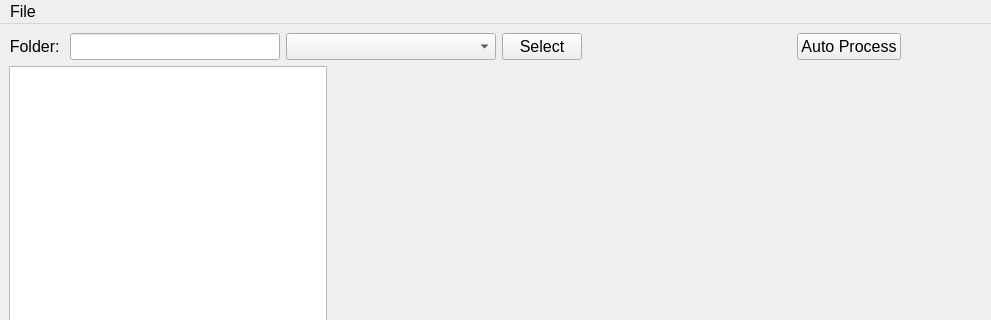
salinsalins/LoggerPlotterPy, file emittance/Emittance.ui: the form before one commit; both pictures show x 0 to 991 and y 0 to 320 of the 1120 by 602 pixel window.
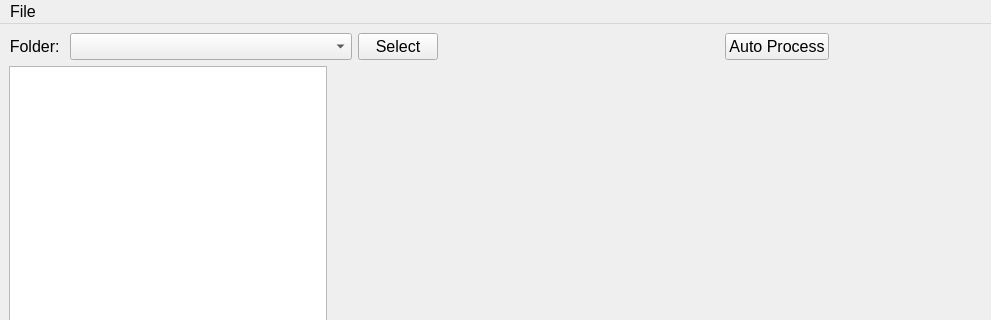
The form after the commit. Custom widgets are drawn as their Qt base class.

Commit message: v 2.0 lineEdit deleted

```diff
--- a/emittance/Emittance.ui
+++ b/emittance/Emittance.ui
@@ -55,21 +55,6 @@
         </property>
        </widget>
       </item>
-      <item>
-       <widget class="QLineEdit" name="lineEdit">
-        <property name="sizePolicy">
-         <sizepolicy hsizetype="Expanding" vsizetype="Preferred">
-          <horstretch>0</horstretch>
-          <verstretch>0</verstretch>
-         </sizepolicy>
-        </property>
-        <property name="font">
-         <font>
-          <pointsize>12</pointsize>
-         </font>
-        </property>
-       </widget>
-      </item>
       <item>
        <widget class="QComboBox" name="comboBox_2">
         <property name="sizePolicy">
```
Left out of the diff: 2 changed lines with no effect on the pictures. The commit also changes 1 other file.
